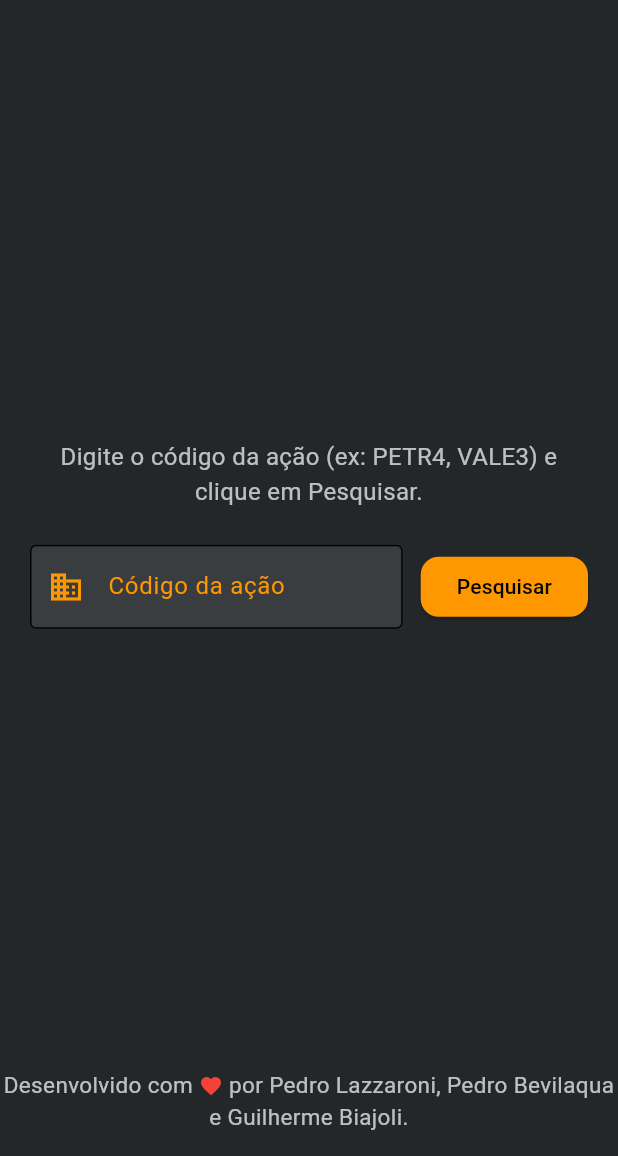
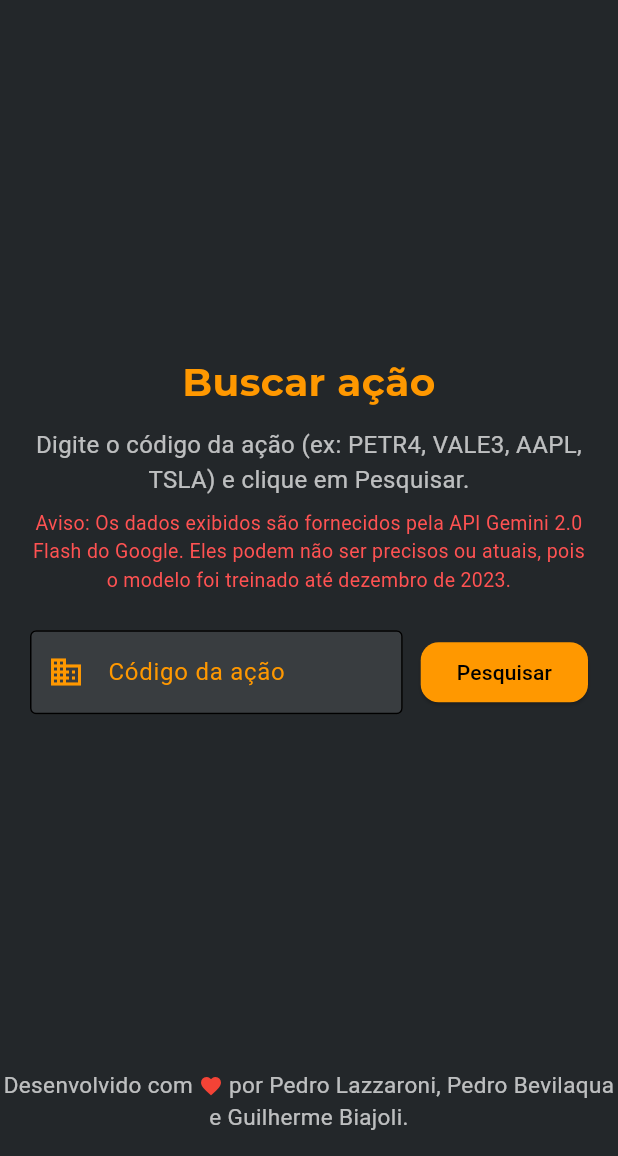
Before and after one commit to pedrolazzaroni/StockCalc, a Flutter app: the screen it shows after launch, after a tap on "Iniciar", on a phone screen of 412 x 824 dp, the part 80-1236 px from its top. Run offline on Flutter 3.47's test engine with Material 3 defaults, Android fonts, the phone set to English and light mode, and no system bars; our stand-ins replace fl_chart, google_fonts, share_plus, shared_preferences.

```diff
--- a/lib/main.dart
+++ b/lib/main.dart
@@ -231,6 +231,12 @@ class HomePage extends StatelessWidget {
         child: Column(
           mainAxisAlignment: MainAxisAlignment.center,
           children: [
+            Text(
+              'StockCalc',
+              style: GoogleFonts.montserrat(color: Colors.orange, fontSize: 32, fontWeight: FontWeight.bold),
+              textAlign: TextAlign.center,
+            ),
+            SizedBox(height: 32),
             ClipRRect(
               borderRadius: BorderRadius.circular(32),
               child: Image.asset(
@@ -359,7 +365,7 @@ class StockNamePageState extends State<StockNamePage> {
       final apiKey = geminiApiKey;
       final url = 'https://generativelanguage.googleapis.com/v1beta/models/gemini-2.0-flash:generateContent?key=' + apiKey;
       final today = DateFormat('yyyy-MM-dd').format(DateTime.now());
-      final prompt = 'Você é um assistente financeiro que responde apenas em JSON. Dado o código de uma ação brasileira e a data de hoje ($today), responda apenas um JSON com os campos: symbol, name, price, annualReturn, monthlyReturn. O campo price deve ser o preço da ação cotado no dia $today, annualReturn é a rentabilidade dos últimos 12 meses (em decimal, ex: 0.12 para 12%), monthlyReturn é a rentabilidade dos últimos 30 dias (em decimal). Se não encontrar, retorne um array vazio.\nAção: $query';
+      final prompt = 'Você é um assistente financeiro que responde apenas em JSON. Dado o código de uma ação de qualquer país e a data de hoje ($today), responda apenas um JSON com os campos: symbol, name, price, annualReturn, monthlyReturn. O campo price deve ser o preço da ação cotado no dia $today, annualReturn é a rentabilidade dos últimos 12 meses (em decimal, ex: 0.12 para 12%), monthlyReturn é a rentabilidade dos últimos 30 dias (em decimal). Se não encontrar, retorne um array vazio.\nAção: $query';
       final body = json.encode({
         'contents': [
           {
@@ -455,8 +461,20 @@ class StockNamePageState extends State<StockNamePage> {
             mainAxisAlignment: MainAxisAlignment.center,
             children: [
               Text(
-                'Digite o código da ação (ex: PETR4, VALE3) e clique em Pesquisar.',
+                'Buscar ação',
+                style: GoogleFonts.montserrat(color: Colors.orange, fontSize: 26, fontWeight: FontWeight.bold),
+                textAlign: TextAlign.center,
+              ),
+              SizedBox(height: 12),
+              Text(
+                'Digite o código da ação (ex: PETR4, VALE3, AAPL, TSLA) e clique em Pesquisar.',
                 style: GoogleFonts.roboto(color: Colors.white70, fontSize: 16),
+                textAlign: TextAlign.center,
+              ),
+              SizedBox(height: 8),
+              Text(
+                'Aviso: Os dados exibidos são fornecidos pela API Gemini 2.0 Flash do Google. Eles podem não ser precisos ou atuais, pois o modelo foi treinado até dezembro de 2023.',
+                style: GoogleFonts.roboto(color: Colors.redAccent, fontSize: 13),
                 textAlign: TextAlign.center,
               ),
               SizedBox(height: 24),
```
